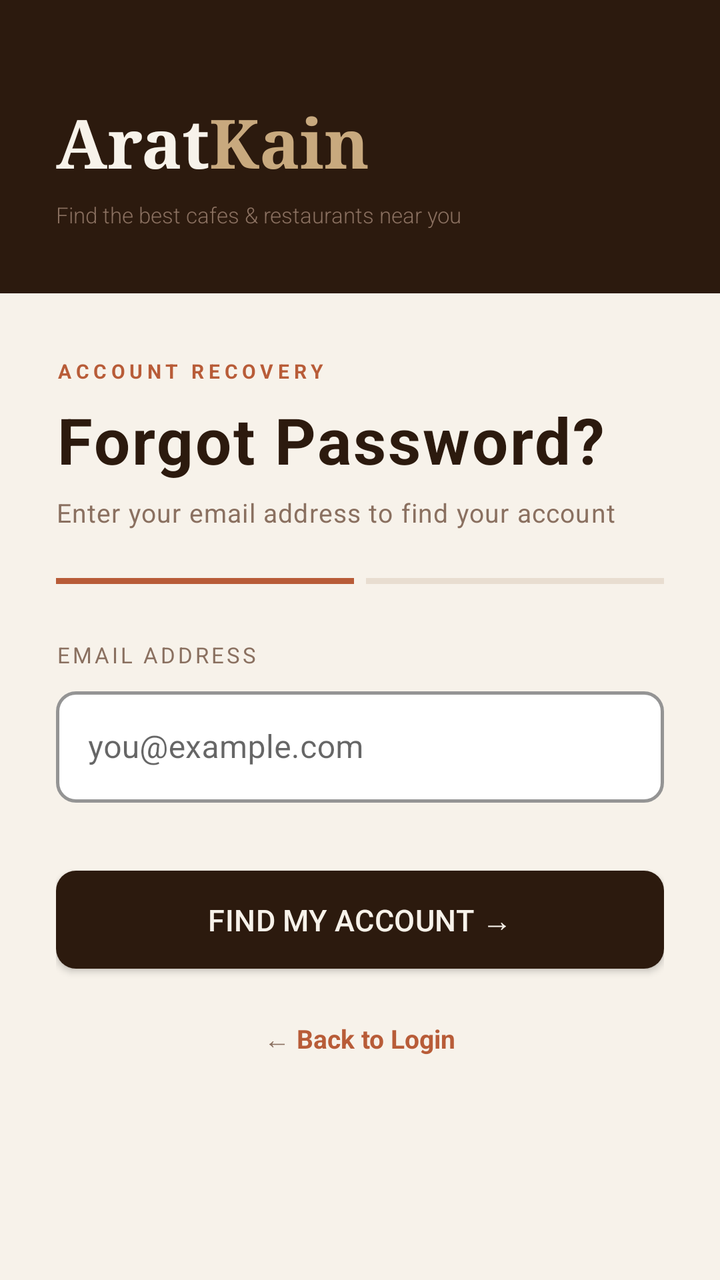
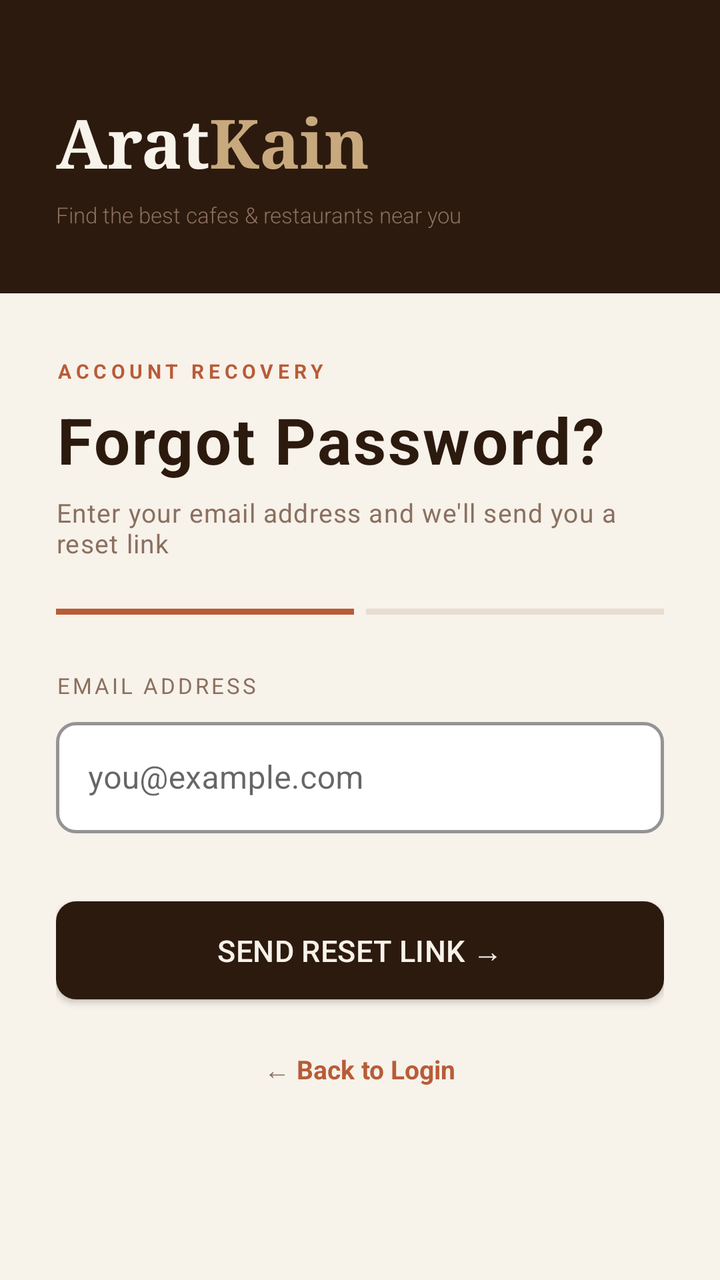

The first picture is an Android layout as it rendered before a commit; the second is the same layout after the commit. The layout source and the unified diff follow.
<!-- AndroidManifest.xml: application theme Theme.AratKain -->
<!-- res/layout/activity_forgotpassword.xml -->
<?xml version="1.0" encoding="utf-8"?>
<ScrollView xmlns:android="http://schemas.android.com/apk/res/android"
    xmlns:app="http://schemas.android.com/apk/res-auto"
    android:layout_width="match_parent"
    android:layout_height="match_parent"
    android:background="@color/cream"
    android:fillViewport="true">

    <LinearLayout
        android:layout_width="match_parent"
        android:layout_height="wrap_content"
        android:orientation="vertical">

        
        
        <LinearLayout
            android:layout_width="match_parent"
            android:layout_height="wrap_content"
            android:background="@color/espresso"
            android:paddingStart="28dp"
            android:paddingEnd="28dp"
            android:paddingTop="48dp"
            android:paddingBottom="32dp"
            android:orientation="vertical">

            
            <LinearLayout
                android:layout_width="wrap_content"
                android:layout_height="wrap_content"
                android:orientation="horizontal"
                android:layout_marginBottom="6dp">
                <TextView
                    android:layout_width="wrap_content"
                    android:layout_height="wrap_content"
                    android:text="Arat"
                    android:textSize="34sp"
                    android:textColor="@color/cream"
                    android:fontFamily="serif"
                    android:textStyle="bold" />
                <TextView
                    android:layout_width="wrap_content"
                    android:layout_height="wrap_content"
                    android:text="Kain"
                    android:textSize="34sp"
                    android:textColor="@color/latte"
                    android:fontFamily="serif"
                    android:textStyle="bold" />
            </LinearLayout>

            <TextView
                android:layout_width="wrap_content"
                android:layout_height="wrap_content"
                android:text="Find the best cafes &amp; restaurants near you"
                android:textSize="11sp"
                android:textColor="@color/muted"
                android:fontFamily="sans-serif-light" />

        </LinearLayout>

        
        <LinearLayout
            android:layout_width="match_parent"
            android:layout_height="wrap_content"
            android:orientation="vertical"
            android:paddingStart="28dp"
            android:paddingEnd="28dp"
            android:paddingTop="32dp"
            android:paddingBottom="32dp">

            
            <TextView
                android:layout_width="wrap_content"
                android:layout_height="wrap_content"
                android:text="ACCOUNT RECOVERY"
                style="@style/TextAppearance.AratKain.Eyebrow"
                android:layout_marginBottom="6dp" />

            <TextView
                android:id="@+id/tvTitle"
                android:layout_width="wrap_content"
                android:layout_height="wrap_content"
                android:text="Forgot Password?"
                style="@style/TextAppearance.AratKain.Title"
                android:layout_marginBottom="6dp" />

            <TextView
                android:id="@+id/tvSubtitle"
                android:layout_width="wrap_content"
                android:layout_height="wrap_content"
                android:text="Enter your email address to find your account"
                style="@style/TextAppearance.AratKain.Subtitle"
                android:layout_marginBottom="24dp" />

            
            <TextView
                android:id="@+id/tvStepIndicator"
                android:layout_width="wrap_content"
                android:layout_height="wrap_content"
                android:textColor="@color/muted"
                android:textSize="12sp"
                android:layout_marginBottom="6dp"
                android:visibility="gone" />

            
            <LinearLayout
                android:layout_width="match_parent"
                android:layout_height="wrap_content"
                android:orientation="horizontal"
                android:layout_marginBottom="28dp">
                <View
                    android:id="@+id/step1Bar"
                    android:layout_width="0dp"
                    android:layout_height="3dp"
                    android:layout_weight="1"
                    android:background="@color/accent"
                    android:layout_marginEnd="6dp" />
                <View
                    android:id="@+id/step2Bar"
                    android:layout_width="0dp"
                    android:layout_height="3dp"
                    android:layout_weight="1"
                    android:background="@color/steam" />
            </LinearLayout>

            
            <LinearLayout
                android:id="@+id/layoutError"
                android:layout_width="match_parent"
                android:layout_height="wrap_content"
                android:orientation="horizontal"
                android:background="@drawable/bg_error_banner"
                android:padding="12dp"
                android:gravity="center_vertical"
                android:layout_marginBottom="16dp"
                android:visibility="gone">
                <TextView
                    android:layout_width="wrap_content"
                    android:layout_height="wrap_content"
                    android:text="⚠ "
                    android:textColor="@color/error"
                    android:textSize="13sp" />
                <TextView
                    android:id="@+id/tvError"
                    android:layout_width="0dp"
                    android:layout_height="wrap_content"
                    android:layout_weight="1"
                    android:textColor="@color/error"
                    android:textSize="13sp" />
            </LinearLayout>

            
            <LinearLayout
                android:id="@+id/layoutStep1"
                android:layout_width="match_parent"
                android:layout_height="wrap_content"
                android:orientation="vertical">

                <TextView
                    android:layout_width="wrap_content"
                    android:layout_height="wrap_content"
                    android:text="EMAIL ADDRESS"
                    style="@style/TextAppearance.AratKain.Hint"
                    android:layout_marginBottom="6dp" />

                <com.google.android.material.textfield.TextInputLayout
                    android:id="@+id/tilEmail"
                    style="@style/Widget.AratKain.TextInput"
                    android:layout_width="match_parent"
                    android:layout_height="wrap_content"
                    android:layout_marginBottom="28dp">
                    <com.google.android.material.textfield.TextInputEditText
                        android:id="@+id/etEmail"
                        android:layout_width="match_parent"
                        android:layout_height="wrap_content"
                        android:inputType="textEmailAddress"
                        android:hint="you@example.com"
                        android:textColorHint="@color/placeholder" />
                </com.google.android.material.textfield.TextInputLayout>

            </LinearLayout>

            
            <LinearLayout
                android:id="@+id/layoutStep2"
                android:layout_width="match_parent"
                android:layout_height="wrap_content"
                android:orientation="vertical"
                android:visibility="gone">

                <TextView
                    android:layout_width="wrap_content"
                    android:layout_height="wrap_content"
                    android:text="NEW PASSWORD"
                    style="@style/TextAppearance.AratKain.Hint"
                    android:layout_marginBottom="6dp" />

                <com.google.android.material.textfield.TextInputLayout
                    android:id="@+id/tilNewPassword"
                    style="@style/Widget.AratKain.TextInput"
                    android:layout_width="match_parent"
                    android:layout_height="wrap_content"
                    app:passwordToggleEnabled="true"
                    app:passwordToggleTint="@color/muted"
                    android:layout_marginBottom="16dp">
                    <com.google.android.material.textfield.TextInputEditText
                        android:id="@+id/etNewPassword"
                        android:layout_width="match_parent"
                        android:layout_height="wrap_content"
                        android:inputType="textPassword"
                        android:hint="••••••••"
                        android:textColorHint="@color/placeholder" />
                </com.google.android.material.textfield.TextInputLayout>

                <TextView
                    android:layout_width="wrap_content"
                    android:layout_height="wrap_content"
                    android:text="CONFIRM NEW PASSWORD"
                    style="@style/TextAppearance.AratKain.Hint"
                    android:layout_marginBottom="6dp" />

                <com.google.android.material.textfield.TextInputLayout
                    android:id="@+id/tilConfirmPassword"
                    style="@style/Widget.AratKain.TextInput"
                    android:layout_width="match_parent"
                    android:layout_height="wrap_content"
                    app:passwordToggleEnabled="true"
                    app:passwordToggleTint="@color/muted"
                    android:layout_marginBottom="28dp">
                    <com.google.android.material.textfield.TextInputEditText
                        android:id="@+id/etConfirmPassword"
                        android:layout_width="match_parent"
                        android:layout_height="wrap_content"
                        android:inputType="textPassword"
                        android:hint="••••••••"
                        android:textColorHint="@color/placeholder" />
                </com.google.android.material.textfield.TextInputLayout>

            </LinearLayout>

            
            <LinearLayout
                android:id="@+id/layoutSuccess"
                android:layout_width="match_parent"
                android:layout_height="wrap_content"
                android:orientation="vertical"
                android:gravity="center"
                android:visibility="gone"
                android:paddingTop="16dp"
                android:paddingBottom="8dp">

                <TextView
                    android:layout_width="wrap_content"
                    android:layout_height="wrap_content"
                    android:text="✅"
                    android:textSize="56sp"
                    android:layout_marginBottom="16dp" />

                <TextView
                    android:layout_width="wrap_content"
                    android:layout_height="wrap_content"
                    android:text="Password Updated!"
                    android:textSize="22sp"
                    android:textColor="@color/espresso"
                    android:fontFamily="serif"
                    android:textStyle="bold"
                    android:layout_marginBottom="8dp" />

                <TextView
                    android:layout_width="wrap_content"
                    android:layout_height="wrap_content"
                    android:text="You can now log in with your new password."
                    android:textSize="13sp"
                    android:textColor="@color/muted"
                    android:gravity="center"
                    android:layout_marginBottom="28dp" />

                <com.google.android.material.button.MaterialButton
                    android:id="@+id/btnGoToLogin"
                    style="@style/Widget.AratKain.Button"
                    android:layout_width="match_parent"
                    android:layout_height="wrap_content"
                    android:text="Back to Login" />

            </LinearLayout>

            
            <ProgressBar
                android:id="@+id/progressBar"
                android:layout_width="wrap_content"
                android:layout_height="wrap_content"
                android:layout_gravity="center_horizontal"
                android:visibility="gone"
                android:indeterminateTint="@color/accent"
                android:layout_marginBottom="8dp" />

            
            <com.google.android.material.button.MaterialButton
                android:id="@+id/btnNext"
                style="@style/Widget.AratKain.Button"
                android:layout_width="match_parent"
                android:layout_height="wrap_content"
                android:text="Find My Account →"
                android:layout_marginBottom="20dp" />

            
            <LinearLayout
                android:layout_width="wrap_content"
                android:layout_height="wrap_content"
                android:orientation="horizontal"
                android:layout_gravity="center_horizontal">
                <TextView
                    android:layout_width="wrap_content"
                    android:layout_height="wrap_content"
                    android:text="← "
                    android:textColor="@color/muted"
                    android:textSize="13sp" />
                <TextView
                    android:id="@+id/tvBack"
                    android:layout_width="wrap_content"
                    android:layout_height="wrap_content"
                    android:text="Back to Login"
                    android:textColor="@color/accent"
                    android:textSize="13sp"
                    android:textStyle="bold" />
            </LinearLayout>

        </LinearLayout>
    </LinearLayout>
</ScrollView>
<!-- resources referenced by this layout -->
<resources>
  <color name="accent">#B85C38</color>
  <color name="cream">#F7F2EA</color>
  <color name="error">#C0392B</color>
  <color name="espresso">#2C1A0E</color>
  <color name="latte">#C8A97E</color>
  <color name="muted">#8A7060</color>
  <color name="placeholder">#C4B5A8</color>
  <color name="steam">#E8DDD0</color>
  <!-- drawable bg_error_banner (drawable) -->
  <?xml version="1.0" encoding="utf-8"?>
  <shape xmlns:android="http://schemas.android.com/apk/res/android" android:shape="rectangle">
      <solid android:color="#FEF0EE"/>
      <stroke android:width="1.5dp" android:color="#F5C6BC"/>
      <corners android:radius="10dp"/>
  </shape>
  <style name="TextAppearance.AratKain.Eyebrow">
          <item name="android:textSize">10sp</item>
          <item name="android:textColor">@color/accent</item>
          <item name="android:letterSpacing">0.22</item>
          <item name="android:textAllCaps">true</item>
          <item name="android:textStyle">bold</item>
      </style>
  <style name="TextAppearance.AratKain.Hint" parent="TextAppearance.MaterialComponents.Caption">
          <item name="android:textColor">@color/muted</item>
          <item name="android:textSize">11sp</item>
          <item name="android:letterSpacing">0.12</item>
          <item name="android:textAllCaps">true</item>
      </style>
  <style name="TextAppearance.AratKain.Subtitle">
          <item name="android:textSize">13sp</item>
          <item name="android:textColor">@color/muted</item>
          <item name="android:fontFamily">sans-serif-light</item>
      </style>
  <style name="TextAppearance.AratKain.Title">
          <item name="android:textSize">32sp</item>
          <item name="android:textColor">@color/espresso</item>
          <item name="android:fontFamily">serif</item>
          <item name="android:textStyle">bold</item>
          <item name="android:lineSpacingExtra">2dp</item>
      </style>
  <style name="Widget.AratKain.Button" parent="Widget.MaterialComponents.Button">
          <item name="backgroundTint">@color/espresso</item>
          <item name="android:textColor">@color/cream</item>
          <item name="android:textSize">15sp</item>
          <item name="android:letterSpacing">0.01</item>
          <item name="android:paddingTop">14dp</item>
          <item name="android:paddingBottom">14dp</item>
          <item name="cornerRadius">10dp</item>
          <item name="android:fontFamily">sans-serif-medium</item>
          <item name="rippleColor">@color/espresso_dark</item>
      </style>
  <style name="Theme.AratKain" parent="Theme.MaterialComponents.DayNight.NoActionBar">
          <item name="colorPrimary">@color/espresso</item>
          <item name="colorPrimaryVariant">@color/espresso_dark</item>
          <item name="colorOnPrimary">@color/cream</item>
          <item name="colorSecondary">@color/accent</item>
          <item name="colorOnSecondary">@color/white</item>
          <item name="android:colorBackground">@color/cream</item>
          <item name="colorSurface">@color/white</item>
          <item name="android:statusBarColor">@color/espresso</item>
          <item name="android:navigationBarColor">@color/espresso</item>
          <item name="android:fontFamily">sans-serif</item>
      </style>
  <color name="espresso_dark">#3D2510</color>
  <color name="white">#FFFFFF</color>
  <!-- unchanged entries left out for length: 1 -->
</resources>

<!-- the commit's change to res/layout/activity_forgotpassword.xml (unified diff, before → after) -->
@@ -87,7 +87,7 @@
                 android:id="@+id/tvSubtitle"
                 android:layout_width="wrap_content"
                 android:layout_height="wrap_content"
-                android:text="Enter your email address to find your account"
+                android:text="Enter your email address and we'll send you a reset link"
                 style="@style/TextAppearance.AratKain.Subtitle"
                 android:layout_marginBottom="24dp" />
 
@@ -258,7 +258,7 @@
                 <TextView
                     android:layout_width="wrap_content"
                     android:layout_height="wrap_content"
-                    android:text="Password Updated!"
+                    android:text="Check Your Email!"
                     android:textSize="22sp"
                     android:textColor="@color/espresso"
                     android:fontFamily="serif"
@@ -268,7 +268,7 @@
                 <TextView
                     android:layout_width="wrap_content"
                     android:layout_height="wrap_content"
-                    android:text="You can now log in with your new password."
+                    android:text="If an account exists, a password reset link has been sent. The link opens the reset page in your browser."
                     android:textSize="13sp"
                     android:textColor="@color/muted"
                     android:gravity="center"
@@ -299,7 +299,7 @@
                 style="@style/Widget.AratKain.Button"
                 android:layout_width="match_parent"
                 android:layout_height="wrap_content"
-                android:text="Find My Account →"
+                android:text="Send Reset Link →"
                 android:layout_marginBottom="20dp" />
 
             
